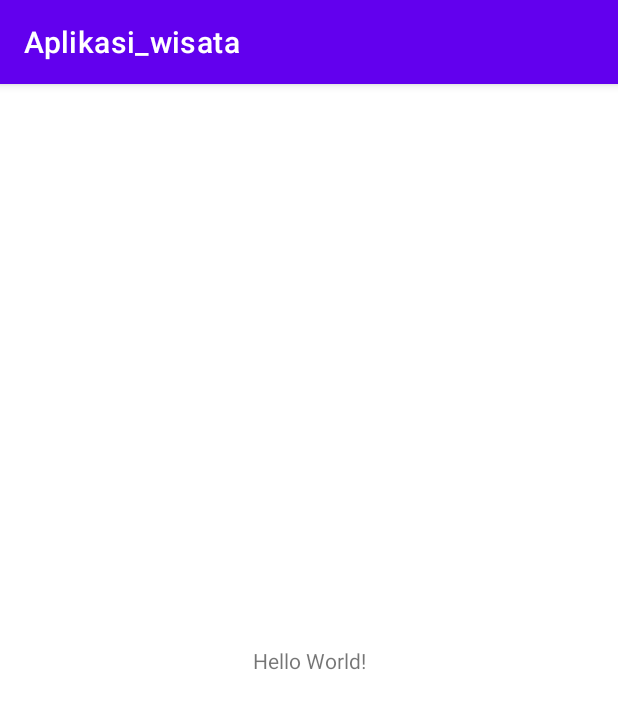
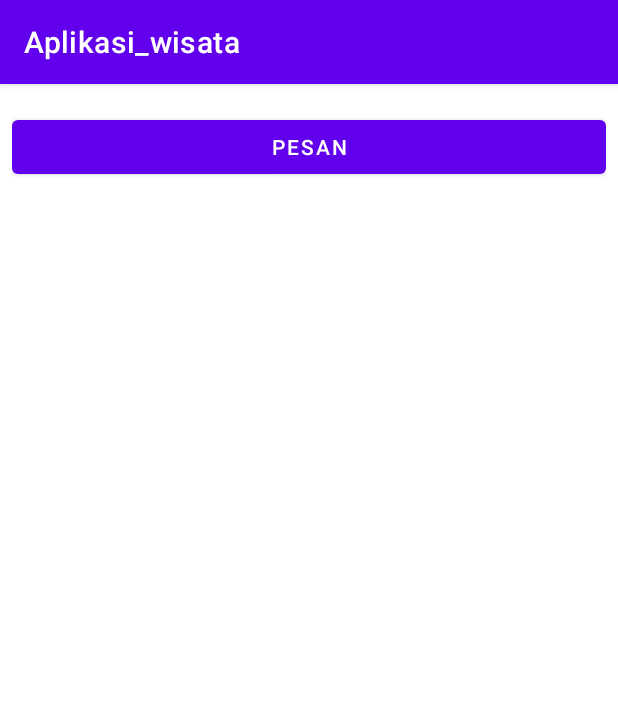
Before and after one commit to UswatunKhasanahh/finalproject-Novia-Asri-Romadhoni, an Android app: the screen it shows after launch (MainActivity), on a phone screen of 412 x 824 dp. Shown: the top 709 px of the screen. Run offline under Robolectric (Android 15) with nearby library versions, the phone set to English and light mode, and no system bars.

Commit message:
Tambah button di Main Activity

```diff
--- a/app/src/main/java/noviaasriromadhoni/pmo/aplikasi_wisata/MainActivity.java
+++ b/app/src/main/java/noviaasriromadhoni/pmo/aplikasi_wisata/MainActivity.java
@@ -3,6 +3,8 @@ package noviaasriromadhoni.pmo.aplikasi_wisata;
 import androidx.appcompat.app.AppCompatActivity;
 
 import android.os.Bundle;
+import android.view.View;
+import android.widget.Toast;
 
 public class MainActivity extends AppCompatActivity {
 
@@ -11,4 +13,8 @@ public class MainActivity extends AppCompatActivity {
         super.onCreate(savedInstanceState);
         setContentView(R.layout.activity_main);
     }
+
+    public void Pesan (View view){
+        Toast.makeText(this, "Ini adalah Tombol Pesan", Toast.LENGTH_SHORT).show();
+    }
 }
--- a/app/src/main/res/layout/activity_main.xml
+++ b/app/src/main/res/layout/activity_main.xml
@@ -1,18 +1,18 @@
 <?xml version="1.0" encoding="utf-8"?>
-<androidx.constraintlayout.widget.ConstraintLayout xmlns:android="http://schemas.android.com/apk/res/android"
+<LinearLayout xmlns:android="http://schemas.android.com/apk/res/android"
     xmlns:app="http://schemas.android.com/apk/res-auto"
     xmlns:tools="http://schemas.android.com/tools"
     android:layout_width="match_parent"
     android:layout_height="match_parent"
+    android:orientation="vertical"
+    android:padding="8dp"
     tools:context=".MainActivity">
 
-    <TextView
-        android:layout_width="wrap_content"
-        android:layout_height="wrap_content"
-        android:text="Hello World!"
-        app:layout_constraintBottom_toBottomOf="parent"
-        app:layout_constraintLeft_toLeftOf="parent"
-        app:layout_constraintRight_toRightOf="parent"
-        app:layout_constraintTop_toTopOf="parent" />
+   <Button
+       android:id="@+id/Pesan"
+       android:layout_marginTop="10dp"
+       android:layout_width="match_parent"
+       android:layout_height="wrap_content"
+       android:text="Pesan"/>
 
-</androidx.constraintlayout.widget.ConstraintLayout>
+</LinearLayout>
```
